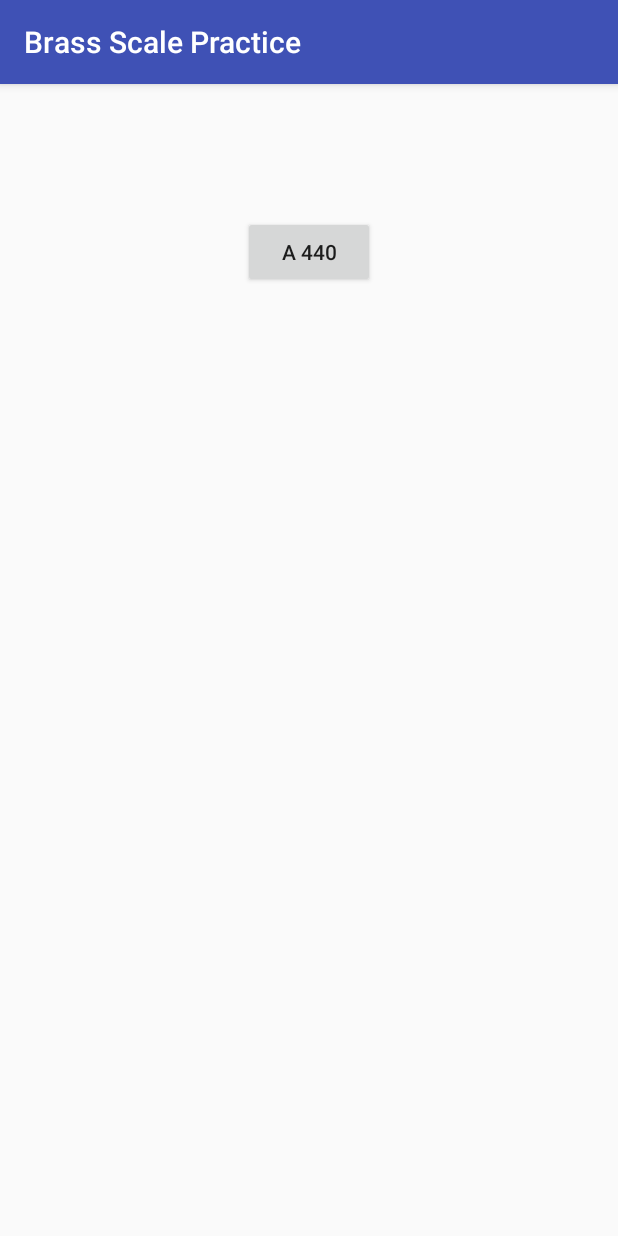
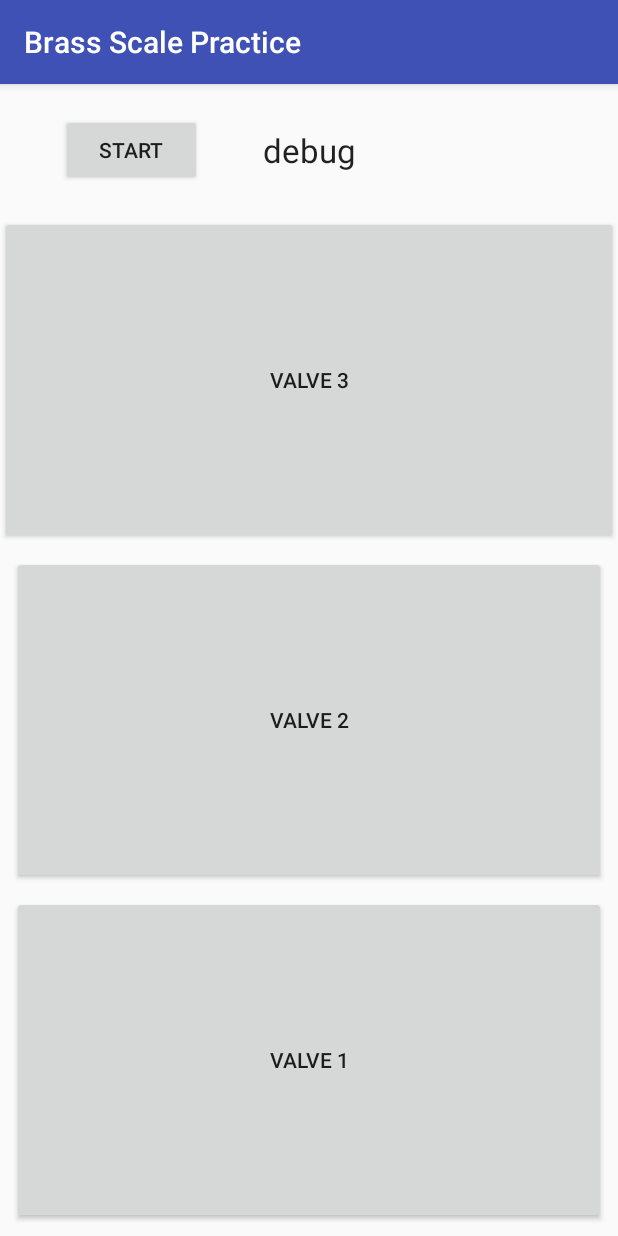
Before and after one commit to jaredblack/brass-scale-practice, an Android app: the screen it shows after launch (MainActivity), on a phone screen of 412 x 824 dp. Run offline under Robolectric (Android 15) with nearby library versions, the phone set to English and light mode, and no system bars.

```diff
--- a/BrassScalePractice/app/src/main/res/layout/activity_main.xml
+++ b/BrassScalePractice/app/src/main/res/layout/activity_main.xml
@@ -8,13 +8,73 @@
 
     <Button
         android:id="@+id/button"
-        android:layout_width="wrap_content"
-        android:layout_height="wrap_content"
+        android:layout_width="0dp"
+        android:layout_height="0dp"
         android:layout_marginTop="88dp"
-        android:text="A 440"
+        android:text="Valve 3"
+        app:layout_constraintBottom_toTopOf="@+id/button2"
         app:layout_constraintEnd_toEndOf="parent"
+        app:layout_constraintHorizontal_bias="0.5"
         app:layout_constraintLeft_toLeftOf="parent"
         app:layout_constraintRight_toRightOf="parent"
         app:layout_constraintStart_toStartOf="parent"
         app:layout_constraintTop_toTopOf="parent" />
+
+    <Button
+        android:id="@+id/button2"
+        android:layout_width="0dp"
+        android:layout_height="0dp"
+        android:layout_marginBottom="8dp"
+        android:layout_marginEnd="8dp"
+        android:layout_marginStart="8dp"
+        android:layout_marginTop="8dp"
+        android:text="Valve 2"
+        app:layout_constraintBottom_toTopOf="@+id/button3"
+        app:layout_constraintEnd_toEndOf="parent"
+        app:layout_constraintStart_toStartOf="parent"
+        app:layout_constraintTop_toBottomOf="@+id/button" />
+
+    <Button
+        android:id="@+id/button3"
+        android:layout_width="0dp"
+        android:layout_height="0dp"
+        android:layout_marginBottom="8dp"
+        android:layout_marginEnd="8dp"
+        android:layout_marginStart="8dp"
+        android:text="Valve 1"
+        app:layout_constraintBottom_toBottomOf="parent"
+        app:layout_constraintEnd_toEndOf="parent"
+        app:layout_constraintHorizontal_bias="1.0"
+        app:layout_constraintStart_toStartOf="parent"
+        app:layout_constraintTop_toBottomOf="@+id/button2" />
+
+    <TextView
+        android:id="@+id/noteView"
+        android:layout_width="wrap_content"
+        android:layout_height="wrap_content"
+        android:layout_marginBottom="8dp"
+        android:layout_marginEnd="8dp"
+        android:layout_marginStart="8dp"
+        android:layout_marginTop="8dp"
+        android:text="debug"
+        android:textAppearance="@style/TextAppearance.AppCompat.Large"
+        app:layout_constraintBottom_toTopOf="@+id/button"
+        app:layout_constraintEnd_toEndOf="parent"
+        app:layout_constraintStart_toStartOf="parent"
+        app:layout_constraintTop_toTopOf="parent" />
+
+    <Button
+        android:id="@+id/start_button"
+        android:layout_width="94dp"
+        android:layout_height="wrap_content"
+        android:layout_marginBottom="8dp"
+        android:layout_marginEnd="8dp"
+        android:layout_marginStart="8dp"
+        android:layout_marginTop="8dp"
+        android:onClick="startMetronome"
+        android:text="Start"
+        app:layout_constraintBottom_toTopOf="@+id/button"
+        app:layout_constraintEnd_toStartOf="@+id/noteView"
+        app:layout_constraintStart_toStartOf="parent"
+        app:layout_constraintTop_toTopOf="parent" />
 </android.support.constraint.ConstraintLayout>
```
